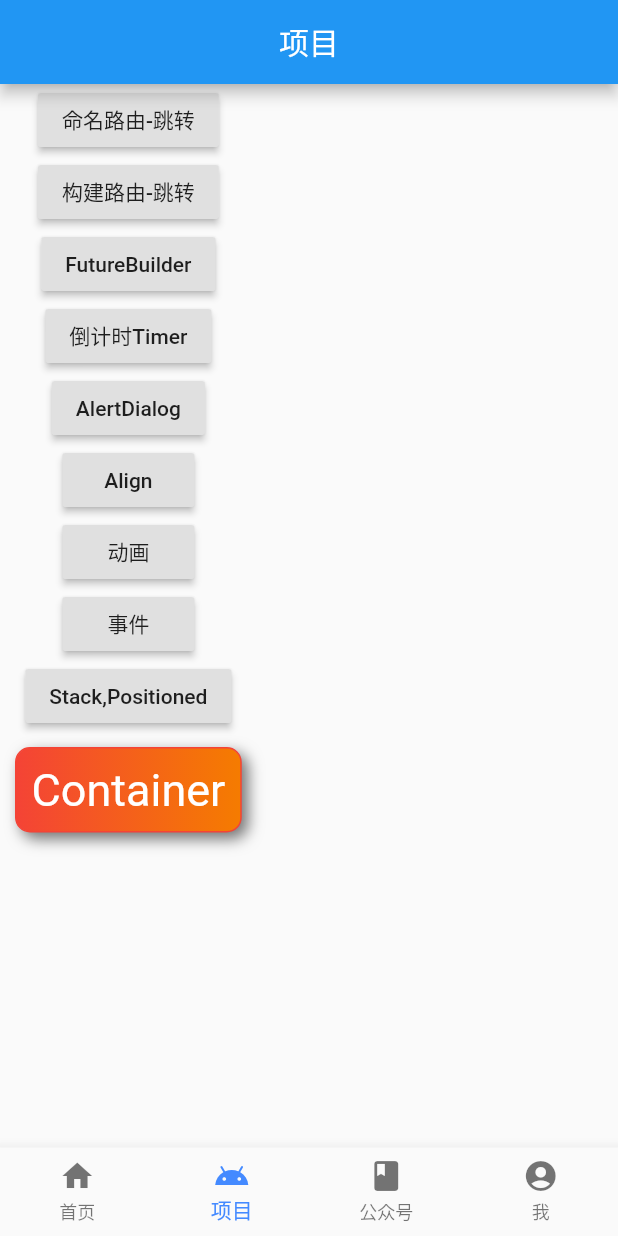
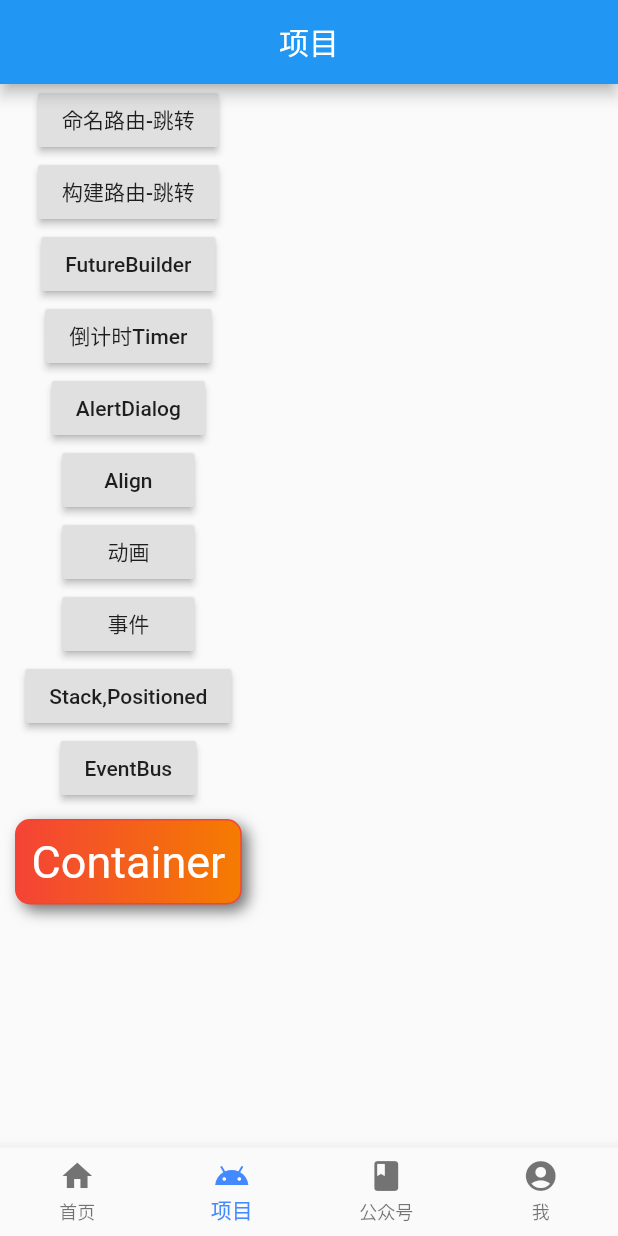
Before and after one commit to wangcheng319/WanAndroid-flutter, a Flutter app: the screen it shows after launch, swiped to page 2, on a phone screen of 412 x 824 dp. Run offline on Flutter 3.47's test engine with Material 2 defaults, Android fonts, the phone set to English and light mode, and no system bars; our stand-ins replace dio, event_bus, flutter_swiper, shared_preferences; missing offline and left inert: flutter_webview_plugin; generated files the repository leaves out were written again; network calls fail.

Commit message:
eventbus

```diff
--- a/wanandroid/lib/main.dart
+++ b/wanandroid/lib/main.dart
@@ -1,3 +1,4 @@
+import 'package:event_bus/event_bus.dart';
 import 'package:flutter/material.dart';
 import 'package:wanandroid/pages/align_page.dart';
 import 'package:wanandroid/pages/animate_page.dart';
@@ -15,6 +16,8 @@ import 'pages/weixinpage.dart';
 void main() => runApp(MyApp());
 
 //branch -feature111
+
+EventBus eventBus = EventBus();
 
 class MyApp extends StatelessWidget {
   @override
--- /dev/null
+++ b/wanandroid/lib/models/order.dart
@@ -0,0 +1,4 @@
+class Order{
+  String orderName;
+  int orderId;
+}
--- /dev/null
+++ b/wanandroid/lib/models/user.dart
@@ -0,0 +1,4 @@
+class User {
+  String name;
+  int age;
+}
--- /dev/null
+++ b/wanandroid/lib/pages/event_bus_page.dart
@@ -0,0 +1,14 @@
+import 'package:wanandroid/models/order.dart';
+import 'package:wanandroid/models/user.dart';
+
+class UserLoggedInEvent {
+  User user;
+
+  UserLoggedInEvent(this.user);
+}
+
+class NewOrderEvent {
+  Order order;
+
+  NewOrderEvent(this.order);
+}
--- a/wanandroid/lib/pages/projectpage.dart
+++ b/wanandroid/lib/pages/projectpage.dart
@@ -1,6 +1,9 @@
 import 'dart:async';
 
 import 'package:flutter/material.dart';
+import 'package:wanandroid/main.dart';
+import 'package:wanandroid/models/user.dart';
+import 'package:wanandroid/pages/event_bus_page.dart';
 import 'package:wanandroid/pages/list_details_page.dart';
 
 class ProjectPage extends StatefulWidget {
@@ -101,6 +104,15 @@ class _ProjectPageState extends State<ProjectPage> with TickerProviderStateMixin
                 onPressed: () {
                   Navigator.of(context).pushNamed('/stack_positioned_page');
                 }),
+            RaisedButton(
+                child: Text("EventBus"),
+                onPressed: () {
+                  User user = new User();
+                  user.name = "张三";
+                  user.age = 3;
+                  eventBus.fire(new UserLoggedInEvent(user));
+                  Navigator.of(context).pushNamed('/stack_positioned_page');
+                }),
             Container(
               margin: EdgeInsets.all(10),
               decoration: BoxDecoration(
--- a/wanandroid/pubspec.yaml
+++ b/wanandroid/pubspec.yaml
@@ -28,6 +28,7 @@ dependencies:
   flutter_webview_plugin: ^0.3.0+2
   path_provider: ^0.4.0
   shared_preferences: ^0.4.2
+  event_bus: ^1.1.0
 
 dev_dependencies:
   flutter_test:
```
Also changed, not shown: wanandroid/lib/pages/stack_positioned_page.dart (+12 -0 lines).
